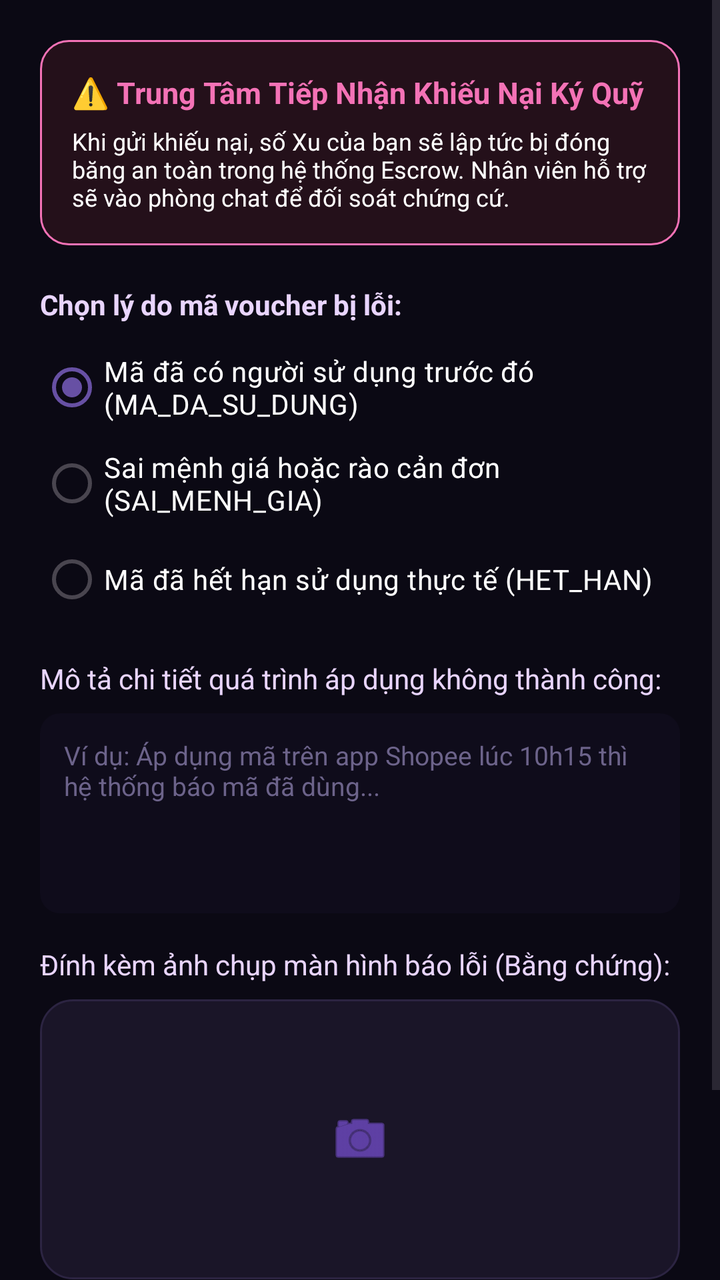
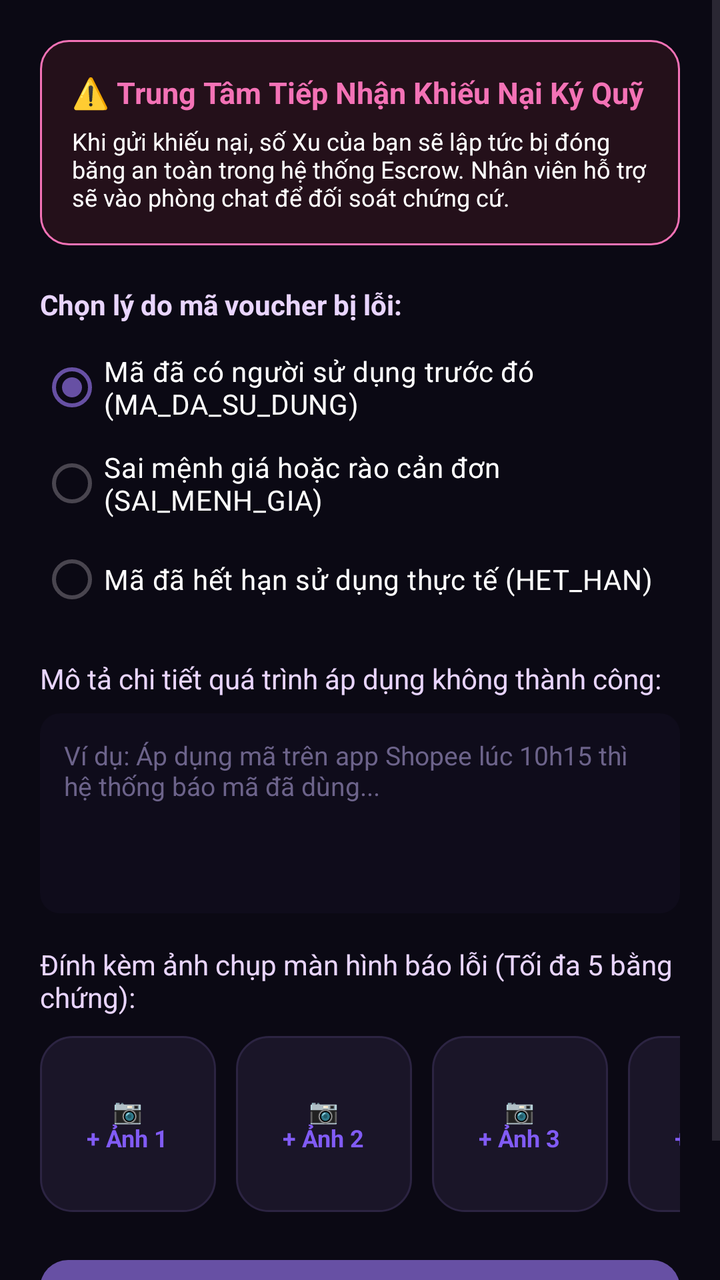

Screens rendered from an Android XML layout before and after an edit, with the pre-edit source and the edit as a unified diff.
<!-- AndroidManifest.xml: application theme Theme.SSharing -->
<!-- res/layout/activity_dispute_claim.xml -->
<?xml version="1.0" encoding="utf-8"?>
<ScrollView xmlns:android="http://schemas.android.com/apk/res/android"
    xmlns:app="http://schemas.android.com/apk/res-auto"
    android:layout_width="match_parent"
    android:layout_height="match_parent"
    android:background="#0B0914"
    android:fillViewport="true">

    <androidx.constraintlayout.widget.ConstraintLayout
        android:layout_width="match_parent"
        android:layout_height="wrap_content"
        android:padding="20dp">

        <LinearLayout
            android:id="@+id/card_dispute_warning"
            android:layout_width="match_parent"
            android:layout_height="wrap_content"
            android:background="@drawable/bg_alert_dispute"
            android:orientation="vertical"
            android:padding="16dp"
            app:layout_constraintTop_toTopOf="parent">

            <TextView
                android:layout_width="wrap_content"
                android:layout_height="wrap_content"
                android:text="⚠️ Trung Tâm Tiếp Nhận Khiếu Nại Ký Quỹ"
                android:textColor="#F472B6"
                android:textSize="15sp"
                android:textStyle="bold" />

            <TextView
                android:layout_width="wrap_content"
                android:layout_height="wrap_content"
                android:layout_marginTop="6dp"
                android:text="Khi gửi khiếu nại, số Xu của bạn sẽ lập tức bị đóng băng an toàn trong hệ thống Escrow. Nhân viên hỗ trợ sẽ vào phòng chat để đối soát chứng cứ."
                android:textColor="#FFFFFF"
                android:textSize="12sp" />
        </LinearLayout>

        <TextView
            android:id="@+id/tv_label_ly_do"
            android:layout_width="wrap_content"
            android:layout_height="wrap_content"
            android:layout_marginTop="20dp"
            android:text="Chọn lý do mã voucher bị lỗi:"
            android:textColor="#E9D5FF"
            android:textSize="14sp"
            android:textStyle="bold"
            app:layout_constraintTop_toBottomOf="@id/card_dispute_warning"
            app:layout_constraintStart_toStartOf="parent" />

        <RadioGroup
            android:id="@+id/rg_ly_do_loi"
            android:layout_width="match_parent"
            android:layout_height="wrap_content"
            android:layout_marginTop="8dp"
            app:layout_constraintTop_toBottomOf="@id/tv_label_ly_do">

            <RadioButton
                android:id="@+id/rb_da_su_dung"
                android:layout_width="wrap_content"
                android:layout_height="wrap_content"
                android:minHeight="48dp"
                android:text="Mã đã có người sử dụng trước đó (MA_DA_SU_DUNG)"
                android:textColor="#FFFFFF"
                android:checked="true" />

            <RadioButton
                android:id="@+id/rb_sai_menh_gia"
                android:layout_width="wrap_content"
                android:layout_height="wrap_content"
                android:minHeight="48dp"
                android:text="Sai mệnh giá hoặc rào cản đơn (SAI_MENH_GIA)"
                android:textColor="#FFFFFF" />

            <RadioButton
                android:id="@+id/rb_het_han"
                android:layout_width="wrap_content"
                android:layout_height="wrap_content"
                android:minHeight="48dp"
                android:text="Mã đã hết hạn sử dụng thực tế (HET_HAN)"
                android:textColor="#FFFFFF" />
        </RadioGroup>

        <TextView
            android:id="@+id/tv_label_mota"
            android:layout_width="wrap_content"
            android:layout_height="wrap_content"
            android:layout_marginTop="16dp"
            android:text="Mô tả chi tiết quá trình áp dụng không thành công:"
            android:textColor="#E9D5FF"
            android:textSize="14sp"
            app:layout_constraintTop_toBottomOf="@id/rg_ly_do_loi"
            app:layout_constraintStart_toStartOf="parent" />

        <EditText
            android:id="@+id/et_mo_ta_chi_tiet"
            android:layout_width="match_parent"
            android:layout_height="100dp"
            android:layout_marginTop="8dp"
            android:background="@drawable/bg_input_field"
            android:gravity="top|start"
            android:hint="Ví dụ: Áp dụng mã trên app Shopee lúc 10h15 thì hệ thống báo mã đã dùng..."
            android:inputType="textMultiLine"
            android:importantForAutofill="no"
            android:padding="12dp"
            android:textColor="#FFFFFF"
            android:textColorHint="#6C638A"
            android:textSize="13sp"
            app:layout_constraintTop_toBottomOf="@id/tv_label_mota" />

        <TextView
            android:id="@+id/tv_label_evidence"
            android:layout_width="wrap_content"
            android:layout_height="wrap_content"
            android:layout_marginTop="16dp"
            android:text="Đính kèm ảnh chụp màn hình báo lỗi (Bằng chứng):"
            android:textColor="#E9D5FF"
            android:textSize="14sp"
            app:layout_constraintTop_toBottomOf="@id/et_mo_ta_chi_tiet"
            app:layout_constraintStart_toStartOf="parent" />

        <ImageView
            android:id="@+id/iv_bang_chung_preview"
            android:layout_width="match_parent"
            android:layout_height="140dp"
            android:layout_marginTop="8dp"
            android:background="@drawable/bg_card_dark"
            android:contentDescription="Bằng chứng khiếu nại"
            android:scaleType="centerInside"
            android:src="@android:drawable/ic_menu_camera"
            app:tint="#8B5CF6"
            app:layout_constraintTop_toBottomOf="@id/tv_label_evidence" />

        <Button
            android:id="@+id/btn_gui_khieu_nai"
            android:layout_width="match_parent"
            android:layout_height="52dp"
            android:layout_marginTop="24dp"
            android:layout_marginBottom="16dp"
            android:background="@drawable/bg_btn_purple"
            android:text="Gửi Hồ Sơ Tới Trọng Tài Sàn"
            android:textAllCaps="false"
            android:textColor="#FFFFFF"
            android:textSize="16sp"
            android:textStyle="bold"
            app:layout_constraintTop_toBottomOf="@id/iv_bang_chung_preview"
            app:layout_constraintBottom_toBottomOf="parent" />

    </androidx.constraintlayout.widget.ConstraintLayout>
</ScrollView>
<!-- resources referenced by this layout -->
<resources>
  <!-- drawable bg_alert_dispute (drawable) -->
  <?xml version="1.0" encoding="utf-8"?>
  <shape xmlns:android="http://schemas.android.com/apk/res/android"
      android:shape="rectangle">
      <solid android:color="#24101A" />
      <stroke android:width="1dp" android:color="#F472B6" />
      <corners android:radius="14dp" />
  </shape>
  <!-- drawable bg_btn_purple (drawable) -->
  <?xml version="1.0" encoding="utf-8"?>
  <shape xmlns:android="http://schemas.android.com/apk/res/android">
      <solid android:color="#7C4DFF" />
      <corners android:radius="14dp" />
  </shape>
  <!-- drawable bg_card_dark (drawable) -->
  <?xml version="1.0" encoding="utf-8"?>
  <shape xmlns:android="http://schemas.android.com/apk/res/android">
      <solid android:color="#1A1528" />
      <corners android:radius="16dp" />
      <stroke android:width="1dp" android:color="#2C2442" />
  </shape>
  <!-- drawable bg_input_field (drawable) -->
  <?xml version="1.0" encoding="utf-8"?>
  <shape xmlns:android="http://schemas.android.com/apk/res/android">
      <solid android:color="#0F0C1B" />
      <corners android:radius="10dp" />
  </shape>
  <style name="Theme.SSharing" parent="Base.Theme.SSharing" />
  <style name="Base.Theme.SSharing" parent="Theme.Material3.DayNight.NoActionBar">
          
          
      </style>
</resources>

<!-- the commit's change to res/layout/activity_dispute_claim.xml (unified diff, before → after) -->
@@ -60,10 +60,10 @@
                 android:id="@+id/rb_da_su_dung"
                 android:layout_width="wrap_content"
                 android:layout_height="wrap_content"
+                android:checked="true"
                 android:minHeight="48dp"
                 android:text="Mã đã có người sử dụng trước đó (MA_DA_SU_DUNG)"
-                android:textColor="#FFFFFF"
-                android:checked="true" />
+                android:textColor="#FFFFFF" />
 
             <RadioButton
                 android:id="@+id/rb_sai_menh_gia"
@@ -101,8 +101,8 @@
             android:background="@drawable/bg_input_field"
             android:gravity="top|start"
             android:hint="Ví dụ: Áp dụng mã trên app Shopee lúc 10h15 thì hệ thống báo mã đã dùng..."
+            android:importantForAutofill="no"
             android:inputType="textMultiLine"
-            android:importantForAutofill="no"
             android:padding="12dp"
             android:textColor="#FFFFFF"
             android:textColorHint="#6C638A"
@@ -114,23 +114,177 @@
             android:layout_width="wrap_content"
             android:layout_height="wrap_content"
             android:layout_marginTop="16dp"
-            android:text="Đính kèm ảnh chụp màn hình báo lỗi (Bằng chứng):"
+            android:text="Đính kèm ảnh chụp màn hình báo lỗi (Tối đa 5 bằng chứng):"
             android:textColor="#E9D5FF"
             android:textSize="14sp"
             app:layout_constraintTop_toBottomOf="@id/et_mo_ta_chi_tiet"
             app:layout_constraintStart_toStartOf="parent" />
 
-        <ImageView
-            android:id="@+id/iv_bang_chung_preview"
-            android:layout_width="match_parent"
-            android:layout_height="140dp"
-            android:layout_marginTop="8dp"
-            android:background="@drawable/bg_card_dark"
-            android:contentDescription="Bằng chứng khiếu nại"
-            android:scaleType="centerInside"
-            android:src="@android:drawable/ic_menu_camera"
-            app:tint="#8B5CF6"
-            app:layout_constraintTop_toBottomOf="@id/tv_label_evidence" />
+        
+        <HorizontalScrollView
+            android:id="@+id/scrollEvidenceSlots"
+            android:layout_width="match_parent"
+            android:layout_height="wrap_content"
+            android:layout_marginTop="10dp"
+            android:scrollbars="none"
+            app:layout_constraintTop_toBottomOf="@id/tv_label_evidence">
+
+            <LinearLayout
+                android:id="@+id/containerEvidenceSlots"
+                android:layout_width="wrap_content"
+                android:layout_height="wrap_content"
+                android:orientation="horizontal">
+
+                
+                <FrameLayout
+                    android:id="@+id/slotEvidence1"
+                    android:layout_width="88dp"
+                    android:layout_height="88dp"
+                    android:layout_marginEnd="10dp"
+                    android:background="@drawable/bg_card_dark"
+                    android:clickable="true"
+                    android:focusable="true">
+
+                    <TextView
+                        android:id="@+id/tvPlusSlot1"
+                        android:layout_width="wrap_content"
+                        android:layout_height="wrap_content"
+                        android:layout_gravity="center"
+                        android:gravity="center"
+                        android:text="📷\n+ Ảnh 1"
+                        android:textColor="#815BF5"
+                        android:textSize="12sp"
+                        android:textStyle="bold" />
+
+                    <ImageView
+                        android:id="@+id/imgSlot1"
+                        android:layout_width="match_parent"
+                        android:layout_height="match_parent"
+                        android:contentDescription="Bằng chứng 1"
+                        android:scaleType="centerCrop"
+                        android:visibility="gone" />
+                </FrameLayout>
+
+                
+                <FrameLayout
+                    android:id="@+id/slotEvidence2"
+                    android:layout_width="88dp"
+                    android:layout_height="88dp"
+                    android:layout_marginEnd="10dp"
+                    android:background="@drawable/bg_card_dark"
+                    android:clickable="true"
+                    android:focusable="true">
+
+                    <TextView
+                        android:id="@+id/tvPlusSlot2"
+                        android:layout_width="wrap_content"
+                        android:layout_height="wrap_content"
+                        android:layout_gravity="center"
+                        android:gravity="center"
+                        android:text="📷\n+ Ảnh 2"
+                        android:textColor="#815BF5"
+                        android:textSize="12sp"
+                        android:textStyle="bold" />
+
+                    <ImageView
+                        android:id="@+id/imgSlot2"
+                        android:layout_width="match_parent"
+                        android:layout_height="match_parent"
+                        android:contentDescription="Bằng chứng 2"
+                        android:scaleType="centerCrop"
+                        android:visibility="gone" />
+                </FrameLayout>
+
+                
+                <FrameLayout
+                    android:id="@+id/slotEvidence3"
+                    android:layout_width="88dp"
+                    android:layout_height="88dp"
+                    android:layout_marginEnd="10dp"
+                    android:background="@drawable/bg_card_dark"
+                    android:clickable="true"
+                    android:focusable="true">
+
+                    <TextView
+                        android:id="@+id/tvPlusSlot3"
+                        android:layout_width="wrap_content"
+                        android:layout_height="wrap_content"
+                        android:layout_gravity="center"
+                        android:gravity="center"
+                        android:text="📷\n+ Ảnh 3"
+                        android:textColor="#815BF5"
+                        android:textSize="12sp"
+                        android:textStyle="bold" />
+
+                    <ImageView
+                        android:id="@+id/imgSlot3"
+                        android:layout_width="match_parent"
+                        android:layout_height="match_parent"
+                        android:contentDescription="Bằng chứng 3"
+                        android:scaleType="centerCrop"
+                        android:visibility="gone" />
+                </FrameLayout>
+
+                
+                <FrameLayout
+                    android:id="@+id/slotEvidence4"
+                    android:layout_width="88dp"
+                    android:layout_height="88dp"
+                    android:layout_marginEnd="10dp"
+                    android:background="@drawable/bg_card_dark"
+                    android:clickable="true"
+                    android:focusable="true">
+
+                    <TextView
+                        android:id="@+id/tvPlusSlot4"
+                        android:layout_width="wrap_content"
+                        android:layout_height="wrap_content"
+                        android:layout_gravity="center"
+                        android:gravity="center"
+                        android:text="📷\n+ Ảnh 4"
+                        android:textColor="#815BF5"
+                        android:textSize="12sp"
+                        android:textStyle="bold" />
+
+                    <ImageView
+                        android:id="@+id/imgSlot4"
+                        android:layout_width="match_parent"
+                        android:layout_height="match_parent"
+                        android:contentDescription="Bằng chứng 4"
+                        android:scaleType="centerCrop"
+                        android:visibility="gone" />
+                </FrameLayout>
+
+                
+                <FrameLayout
+                    android:id="@+id/slotEvidence5"
+                    android:layout_width="88dp"
+                    android:layout_height="88dp"
+                    android:background="@drawable/bg_card_dark"
+                    android:clickable="true"
+                    android:focusable="true">
+
+                    <TextView
+                        android:id="@+id/tvPlusSlot5"
+                        android:layout_width="wrap_content"
+                        android:layout_height="wrap_content"
+                        android:layout_gravity="center"
+                        android:gravity="center"
+                        android:text="📷\n+ Ảnh 5"
+                        android:textColor="#815BF5"
+                        android:textSize="12sp"
+                        android:textStyle="bold" />
+
+                    <ImageView
+                        android:id="@+id/imgSlot5"
+                        android:layout_width="match_parent"
+                        android:layout_height="match_parent"
+                        android:contentDescription="Bằng chứng 5"
+                        android:scaleType="centerCrop"
+                        android:visibility="gone" />
+                </FrameLayout>
+            </LinearLayout>
+        </HorizontalScrollView>
 
         <Button
             android:id="@+id/btn_gui_khieu_nai"
@@ -144,8 +298,8 @@
             android:textColor="#FFFFFF"
             android:textSize="16sp"
             android:textStyle="bold"
-            app:layout_constraintTop_toBottomOf="@id/iv_bang_chung_preview"
-            app:layout_constraintBottom_toBottomOf="parent" />
+            app:layout_constraintBottom_toBottomOf="parent"
+            app:layout_constraintTop_toBottomOf="@id/scrollEvidenceSlots" />
 
     </androidx.constraintlayout.widget.ConstraintLayout>
 </ScrollView>
